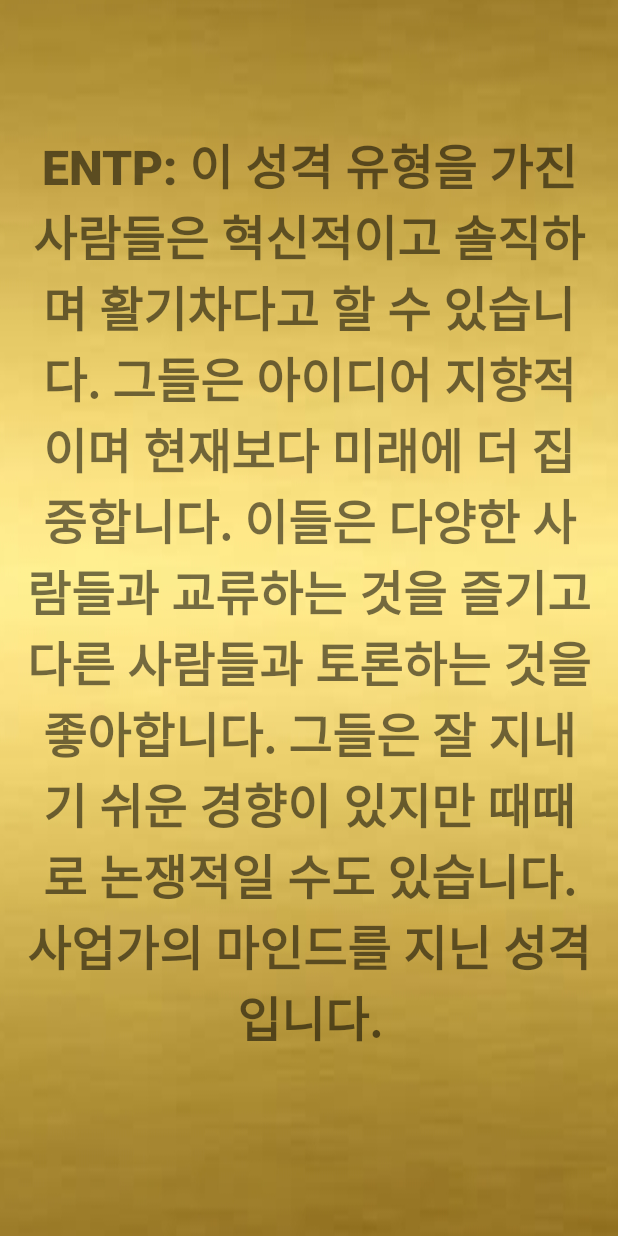
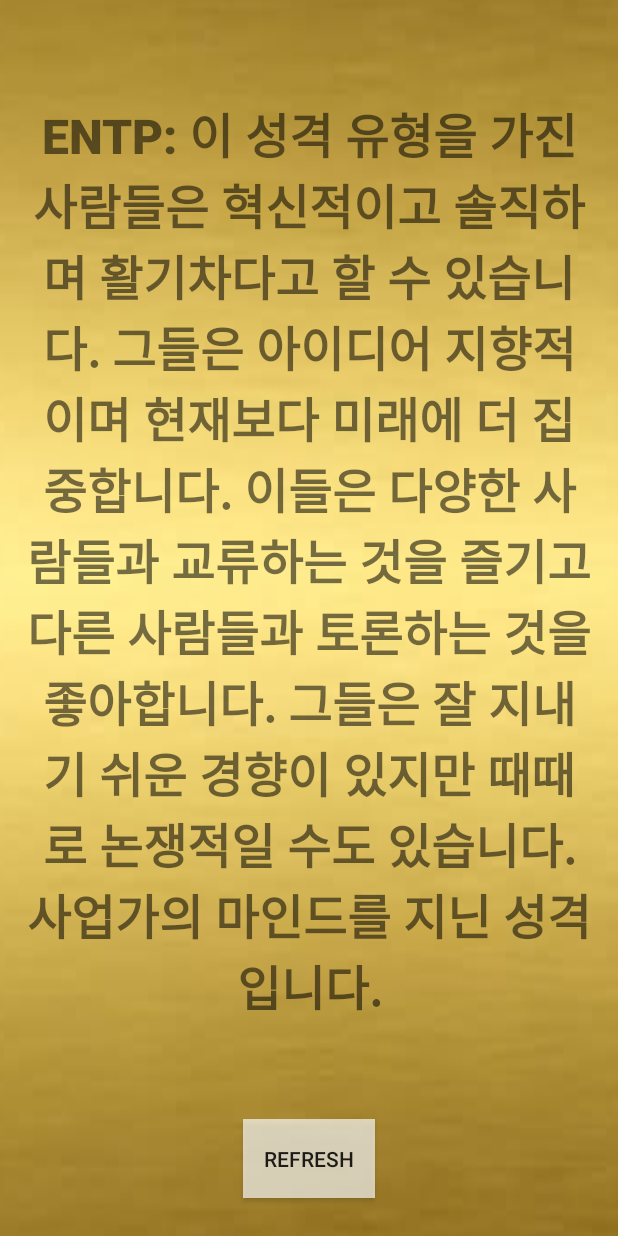
Before and after one commit to kenuheo/andkot, an Android app built with Jetpack Compose: the screen it shows after launch (MainActivity), on a phone screen of 412 x 824 dp. Run offline under Robolectric (Android 15) with nearby library versions, the phone set to English and light mode, and no system bars.

Commit message:
Refresh Button

```diff
--- a/myword/src/main/java/com/example/myword/MainActivity.kt
+++ b/myword/src/main/java/com/example/myword/MainActivity.kt
@@ -1,16 +1,24 @@
 package com.example.myword
 
+import android.annotation.SuppressLint
 import android.os.Bundle
+import android.widget.Button
 import android.widget.TextView
 import androidx.activity.ComponentActivity
 
 class MainActivity : ComponentActivity() {
+    @SuppressLint("MissingInflatedId")
     override fun onCreate(savedInstanceState: Bundle?) {
         super.onCreate(savedInstanceState)
         setContentView(R.layout.activity_main)
 
         val textView = findViewById<TextView>(R.id.textView)
         textView.text = getWord()
+
+        val button = findViewById<Button>(R.id.button)
+        button.setOnClickListener {
+            textView.text = getWord()
+        }
     }
 
     private fun getWord(): String {
--- a/myword/src/main/res/layout/activity_main.xml
+++ b/myword/src/main/res/layout/activity_main.xml
@@ -15,6 +15,16 @@
         android:fontFamily="sans-serif-black"
         android:gravity="center"
         android:layout_weight="20"/>
+
+    <Button
+        android:id="@+id/button"
+        android:layout_width="wrap_content"
+        android:layout_height="wrap_content"
+        android:layout_weight="1"
+        android:layout_gravity="center"
+        android:background="#aaffffff"
+        android:text="Refresh" />
+
     <View
         android:layout_width="match_parent"
         android:layout_height="0dp"
```
